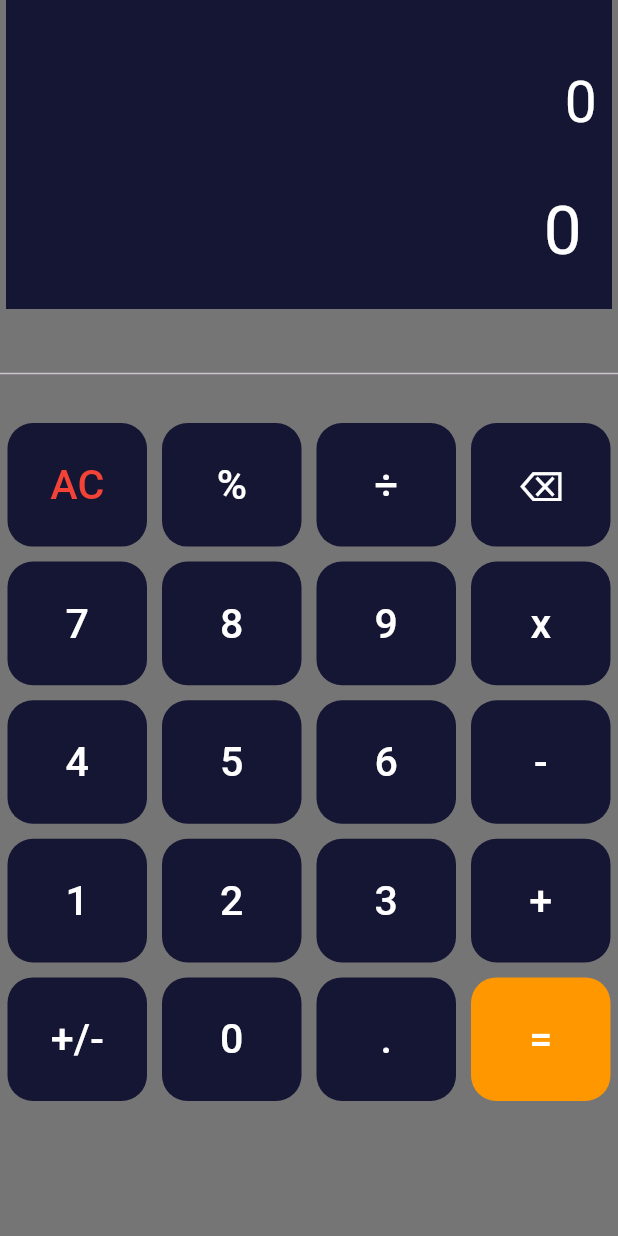
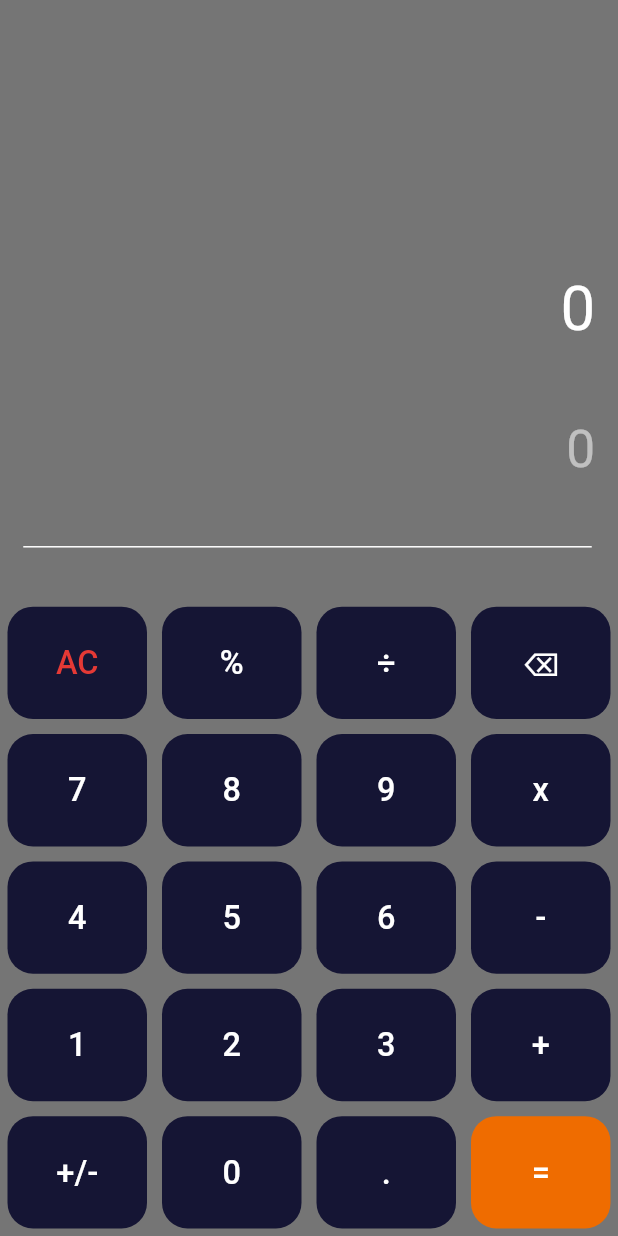
Before and after one commit to ogunkapc/DartCalc, a Flutter app: the screen it shows after launch, on a phone screen of 412 x 824 dp. Run offline on Flutter 3.47's test engine with Material 2 defaults, Android fonts, the phone set to English and light mode, and no system bars; our stand-ins replace math_expressions.

Commit message:
remove color from calculation area and adjusted position of buttons

```diff
--- a/lib/screens/calc_screen.dart
+++ b/lib/screens/calc_screen.dart
@@ -18,8 +18,8 @@ class _CalcScreenState extends State<CalcScreen> {
   String result = "0";
   String expression = "";
   bool reset = false;
-  double equationFontSize = 38.0;
-  double resultFontSize = 45.0;
+  double equationFontSize = 39.0;
+  double resultFontSize = 38.0;
 
   buttonPressed(String buttonText) {
     // ! checks if the result contains decimal
@@ -86,85 +86,72 @@ class _CalcScreenState extends State<CalcScreen> {
   Widget build(BuildContext context) {
     return Scaffold(
       backgroundColor: background,
-      body: SafeArea(
+      body: SizedBox(
+        height: MediaQuery.of(context).size.height,
         child: Column(
-          mainAxisAlignment: MainAxisAlignment.spaceEvenly,
+          mainAxisAlignment: MainAxisAlignment.spaceBetween,
           children: [
+            // ! Equation and Result Screen
             Container(
               width: MediaQuery.of(context).size.width,
               // height: 250,
-              height: MediaQuery.of(context).size.height / 4,
-              margin: const EdgeInsets.only(left: 4, right: 4, bottom: 35),
-              padding: const EdgeInsets.only(top: 25, bottom: 5),
-              decoration: BoxDecoration(
-                shape: BoxShape.rectangle,
-                color: appColor,
-              ),
+              height: MediaQuery.of(context).size.height / 2.5,
+              margin: const EdgeInsets.only(left: 5, right: 5),
+              padding: const EdgeInsets.only(top: 70, bottom: 5),
+              // decoration: BoxDecoration(
+              //   shape: BoxShape.rectangle,
+              //   color: appColor,
+              // ),
               child: Column(
-                mainAxisAlignment: MainAxisAlignment.spaceEvenly,
-                crossAxisAlignment: CrossAxisAlignment.end,
+                mainAxisAlignment: MainAxisAlignment.spaceBetween,
                 children: [
-                  SingleChildScrollView(
-                    scrollDirection: Axis.horizontal,
-                    padding: const EdgeInsets.only(
-                        // top: (MediaQuery.of(context).size.height / 35),
-                        bottom: 10,
-                        right: 10),
+                  // ! Equation
+                  SizedBox(
+                    width: MediaQuery.of(context).size.width,
+                    height: MediaQuery.of(context).size.height / 5,
+                    child: SingleChildScrollView(
+                      padding: const EdgeInsets.only(right: 10),
+                      reverse: true,
                       child: Text(
                         equation,
                         textAlign: TextAlign.right,
                         style: TextStyle(
-                        // fontSize: MediaQuery.of(context).size.width / 8,
-                        fontSize: equationFontSize,
+                          fontSize: MediaQuery.of(context).size.width / 10,
+                          // fontSize: equationFontSize,
                           color: Colors.white,
                         ),
                       ),
                     ),
-                  Column(
-                    children: [
+                  ),
+                  // ! Result
                   Container(
                     width: MediaQuery.of(context).size.width,
-                        padding: const EdgeInsets.only(right: 20),
+                    padding: const EdgeInsets.only(right: 10),
                     child: Text(
                       result,
                       textAlign: TextAlign.right,
                       style: TextStyle(
-                            // fontSize: MediaQuery.of(context).size.width / 8,
-                            fontSize: resultFontSize,
-                            color:
-                                result == "Error" ? Colors.red : Colors.white,
+                        fontSize: MediaQuery.of(context).size.width / 12,
+                        // fontSize: resultFontSize,
+                        color: result == "Error"
+                            ? Colors.red.shade600
+                            : Colors.white54,
                       ),
                     ),
-                      )
-                    ],
                   ),
                 ],
               ),
             ),
-            // Container(
-            //   height: MediaQuery.of(context).size.height * 0.05,
-            //   width: MediaQuery.of(context).size.width,
-            //   padding: const EdgeInsets.all(2.5),
-            //   margin: const EdgeInsets.only(bottom: 10),
-            //   child: Row(
-            //     mainAxisAlignment: MainAxisAlignment.spaceBetween,
-            //     children: [
-            //       IconButton(
-            //         onPressed: () {},
-            //         icon: const Icon(Icons.history_outlined),
-            //       ),
-            //       IconButton(
-            //         onPressed: () {},
-            //         icon: const Icon(Icons.backspace_outlined),
-            //       ),
-            //     ],
-            //   ),
-            // ),
-            const Divider(),
-            const SizedBox(
-              height: 20,
+            Container(
+              padding: const EdgeInsets.only(top: 5, bottom: 5),
+              child: const Divider(
+                color: Colors.white,
+                indent: 15.5,
+                endIndent: 17.5,
               ),
-            Expanded(
+            ),
+            // ! Buttons
+            SizedBox(
               child: Column(
                 children: [
                   Row(
@@ -283,7 +270,7 @@ class _CalcScreenState extends State<CalcScreen> {
                       CalcButton(
                         buttonText: "=",
                         buttonPressed: () => buttonPressed("="),
-                        buttonColor: Colors.orange,
+                        buttonColor: Colors.orange.shade800,
                       ),
                     ],
                   ),
--- a/lib/widgets/calc_button.dart
+++ b/lib/widgets/calc_button.dart
@@ -13,18 +13,9 @@ class CalcButton extends StatelessWidget {
 
   @override
   Widget build(BuildContext context) {
-    // Color appColor = const Color(0xff151534);
-
     return Expanded(
-      // width: 90,
-      // height: buttonText == "=" ? 150 : 30,
-      // margin: const EdgeInsets.all(4),
-      // padding: const EdgeInsets.all(0),
       child: Container(
-        // width: 90,
-        // height:
-        //     buttonText == "=" ? 150 : MediaQuery.of(context).size.height / 10,
-        height: MediaQuery.of(context).size.height / 10,
+        height: MediaQuery.of(context).size.height / 11,
         margin: const EdgeInsets.all(5),
         padding: const EdgeInsets.all(0),
         child: ElevatedButton(
@@ -39,13 +30,8 @@ class CalcButton extends StatelessWidget {
           child: Text(
             buttonText,
             style: TextStyle(
-              fontSize: MediaQuery.of(context).size.width / 15,
-              // fontSize: 27,
-              color: buttonText == "AC"
-                  ? Colors.red
-                  // : buttonText == "="
-                  //     ? Colors.orange
-                  : Colors.white,
+              fontSize: MediaQuery.of(context).size.width / 19,
+              color: buttonText == "AC" ? Colors.red.shade600 : Colors.white,
             ),
           ),
         ),
```
Lines whose indentation alone changed are shown as unchanged.
